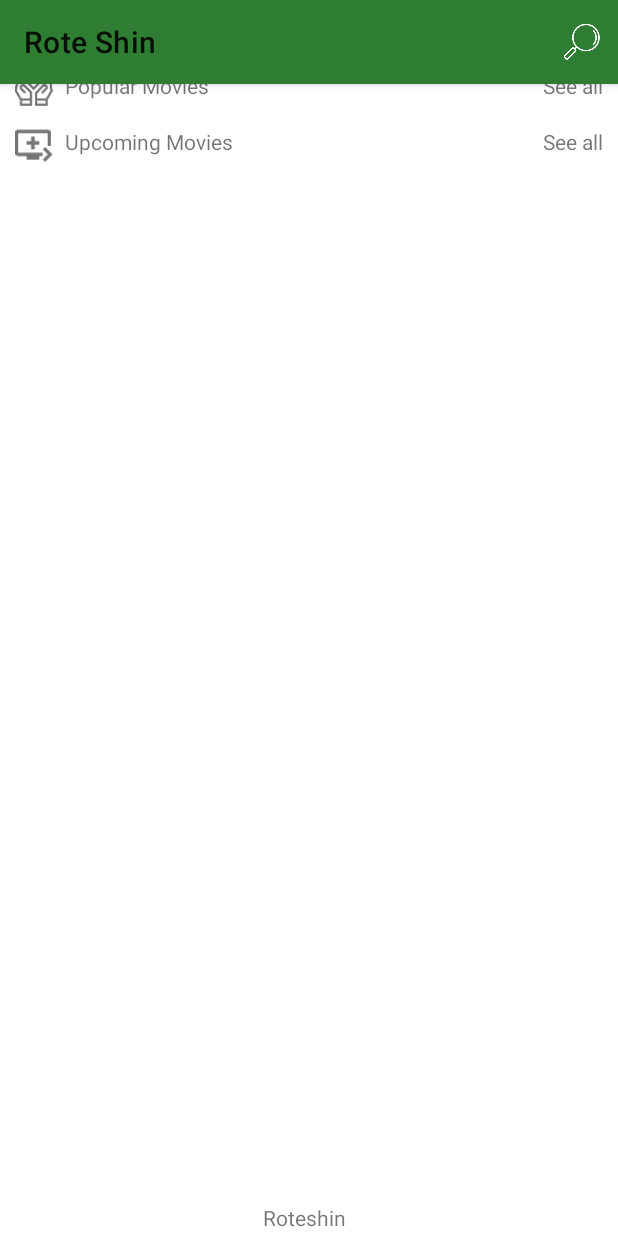
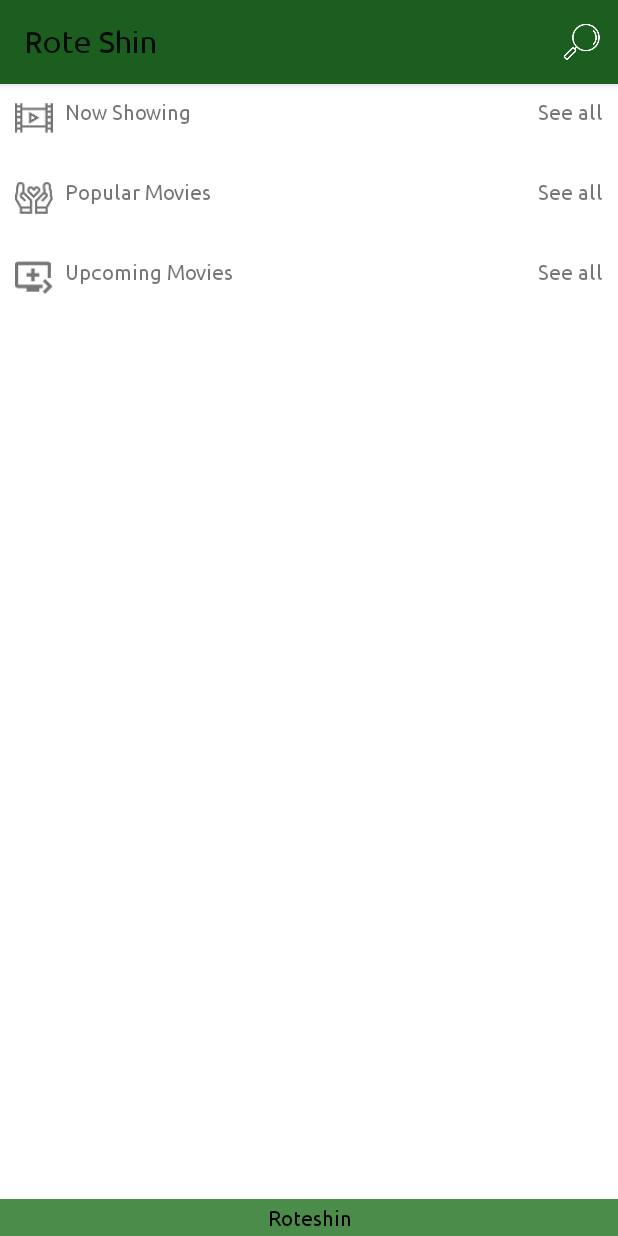
Before and after one commit to thawdezin/Roteshin, an Android app: the screen it shows after launch (MainActivity), on a phone screen of 412 x 824 dp. Run offline under Robolectric (Android 15) with nearby library versions, the phone set to English and light mode, and no system bars.

Commit message:
Adapt Material Design

```diff
--- a/app/src/main/res/layout/activity_main.xml
+++ b/app/src/main/res/layout/activity_main.xml
@@ -22,6 +22,43 @@
 
     </com.google.android.material.appbar.AppBarLayout>
 
-<include layout="@layout/content_main" />
+    <ScrollView
+        android:id="@+id/contentMain"
+        app:layout_behavior="@string/appbar_scrolling_view_behavior"
+        tools:showIn="@layout/activity_main"
+        android:layout_width="match_parent"
+        android:layout_height="wrap_content"
+        android:orientation="horizontal"
+        app:layout_constraintBottom_toTopOf="@+id/FooterGuideLine"
+        app:layout_constraintEnd_toEndOf="parent"
+        app:layout_constraintStart_toStartOf="parent"
+        app:layout_constraintTop_toTopOf="parent">
+
+        <LinearLayout
+            android:layout_width="match_parent"
+            android:layout_height="wrap_content"
+            android:orientation="vertical">
+
+            <include layout="@layout/now_showing" />
+            <include layout="@layout/popular_movie" />
+            <include layout="@layout/upcoming_movie" />
+
+        </LinearLayout>
+
+    </ScrollView>
+
+    <com.google.android.material.textview.MaterialTextView
+        android:id="@+id/appFooterTest"
+        android:layout_width="match_parent"
+        android:layout_height="wrap_content"
+        android:padding="4dp"
+        android:gravity="center_horizontal"
+        android:backgroundTint="@color/primaryLightColor"
+        android:background="@color/primaryLightColor"
+        android:textColor="@color/primaryTextColor"
+        android:layout_gravity="bottom"
+        android:textAlignment="center"
+        android:text="@string/app_name" />
+
 
 </androidx.coordinatorlayout.widget.CoordinatorLayout>
--- a/app/src/main/res/layout/activity_splash.xml
+++ b/app/src/main/res/layout/activity_splash.xml
@@ -26,7 +26,6 @@
         android:layout_marginLeft="8dp"
         android:layout_marginRight="8dp"
         android:layout_marginBottom="8dp"
-        android:fontFamily="@font/ubuntu"
         android:text="@string/lbl_app_version"
         app:layout_constraintBottom_toBottomOf="parent"
         app:layout_constraintLeft_toLeftOf="parent"
@@ -37,7 +36,6 @@
         android:layout_width="wrap_content"
         android:layout_height="wrap_content"
         android:layout_marginTop="8dp"
-        android:fontFamily="@font/ubuntu"
         android:text="@string/app_name"
         android:textAppearance="@style/TextAppearance.AppCompat.Display1"
         app:layout_constraintEnd_toEndOf="parent"
@@ -50,7 +48,6 @@
         android:layout_width="wrap_content"
         android:layout_height="wrap_content"
         android:layout_marginTop="8dp"
-        android:fontFamily="@font/ubuntu"
         android:text="@string/lbl_splash_intro"
         android:textAppearance="@style/TextAppearance.AppCompat.Body1"
         app:layout_constraintEnd_toEndOf="parent"
--- a/app/src/main/res/layout/content_main.xml
+++ /dev/null
@@ -1,59 +0,0 @@
-<?xml version="1.0" encoding="utf-8"?>
-<androidx.coordinatorlayout.widget.CoordinatorLayout
-    xmlns:android="http://schemas.android.com/apk/res/android"
-    xmlns:app="http://schemas.android.com/apk/res-auto"
-    android:id="@+id/activity_photo_detail"
-    android:layout_width="match_parent"
-    android:layout_height="match_parent">
-
-    <androidx.constraintlayout.widget.ConstraintLayout
-        xmlns:tools="http://schemas.android.com/tools"
-        android:id="@+id/layoutMain"
-        android:layout_width="match_parent"
-        android:layout_height="match_parent"
-        tools:context=".ui.activities.MainActivity"
-        tools:layout_editor_absoluteY="25dp">
-
-        <ScrollView
-            android:layout_width="match_parent"
-            android:layout_height="0dp"
-            android:orientation="horizontal"
-            app:layout_constraintBottom_toTopOf="@+id/FooterGuideLine"
-            app:layout_constraintEnd_toEndOf="parent"
-            app:layout_constraintStart_toStartOf="parent"
-            app:layout_constraintTop_toTopOf="parent">
-
-            <LinearLayout
-                android:layout_width="match_parent"
-                android:layout_height="wrap_content"
-                android:orientation="vertical">
-
-                <include layout="@layout/now_showing" />
-                <include layout="@layout/popular_movie" />
-                <include layout="@layout/upcoming_movie" />
-
-            </LinearLayout>
-
-        </ScrollView>
-
-        <androidx.constraintlayout.widget.Guideline
-            android:id="@+id/FooterGuideLine"
-            android:layout_width="wrap_content"
-            android:layout_height="wrap_content"
-            android:orientation="horizontal"
-            app:layout_constraintGuide_percent="0.97" />
-
-        <com.google.android.material.textview.MaterialTextView
-            android:id="@+id/appFooter"
-            android:layout_width="wrap_content"
-            android:layout_height="wrap_content"
-            android:text="@string/app_name"
-            app:layout_constraintBottom_toBottomOf="parent"
-            app:layout_constraintEnd_toEndOf="parent"
-            app:layout_constraintHorizontal_bias="0.492"
-            app:layout_constraintStart_toStartOf="parent"
-            app:layout_constraintTop_toTopOf="@+id/FooterGuideLine" />
-
-    </androidx.constraintlayout.widget.ConstraintLayout>
-
-</androidx.coordinatorlayout.widget.CoordinatorLayout>
--- a/app/src/main/res/values/colors.xml
+++ b/app/src/main/res/values/colors.xml
@@ -1,11 +1,12 @@
 <?xml version="1.0" encoding="utf-8"?>
 <resources>
-    <color name="colorPrimary">#2e7d32</color>
-    <color name="colorPrimaryDark">#005005</color>
-    <color name="colorPrimaryLight">#60ad5e</color>
-    <color name="colorAccent">#795548</color>
+    <color name="primaryColor">#1b5e20</color>
+    <color name="primaryLightColor">#4c8c4a</color>
+    <color name="primaryDarkColor">#003300</color>
+    <color name="secondaryColor">#795548</color>
+    <color name="secondaryLightColor">#a98274</color>
+    <color name="secondaryDarkColor">#4b2c20</color>
+    <color name="primaryTextColor">#000000</color>
+    <color name="secondaryTextColor">#ffffff</color>
 
-    <color name="colorPrimayText">#212121</color>
-    <color name="colorSecondaryText">#757575</color>
-    <color name="colorDivider">#BDBDBD</color>
 </resources>
--- a/app/src/main/res/values/styles.xml
+++ b/app/src/main/res/values/styles.xml
@@ -1,10 +1,14 @@
 <resources>
     <!-- Base application theme. -->
     <style name="AppTheme" parent="Theme.MaterialComponents.Light.DarkActionBar">
-        <!-- Customize your theme here. parent="Theme.AppCompat.Light.DarkActionBar" -->
-        <item name="colorPrimary">@color/colorPrimary</item>
-        <item name="colorPrimaryDark">@color/colorPrimaryDark</item>
-        <item name="colorAccent">@color/colorAccent</item>
+        <item name="colorPrimary">@color/primaryColor</item>
+        <item name="colorPrimaryVariant">@color/primaryLightColor</item>
+        <item name="colorOnPrimary">@color/primaryDarkColor</item>
+        <item name="colorSecondary">@color/secondaryColor</item>
+        <item name="colorSecondaryVariant">@color/secondaryLightColor</item>
+        <item name="colorOnSecondary">@color/secondaryDarkColor</item>
+        <item name="fontFamily">@font/ubuntu</item>
+        <item name="android:fontFamily">@font/ubuntu</item>
     </style>
 
     <style name="AppTheme.PopupOverlay" parent="ThemeOverlay.MaterialComponents.Light" />
@@ -20,6 +24,6 @@
         <item name="android:windowFullscreen">true</item>
     </style>
 
-    <style name="AppTheme.AppBarOverlay" parent="ThemeOverlay.AppCompat.DayNight.ActionBar" />
+    <style name="AppTheme.AppBarOverlay" parent="ThemeOverlay.MaterialComponents.ActionBar" />
 
 </resources>
```
Lines whose indentation alone changed are shown as unchanged.
